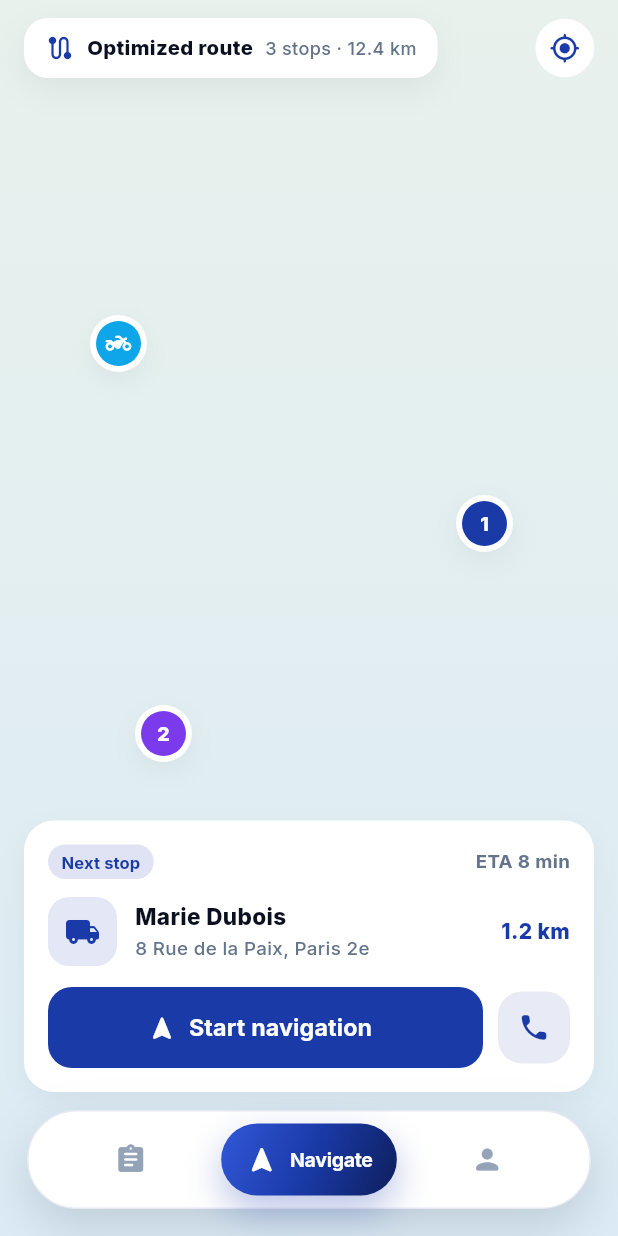
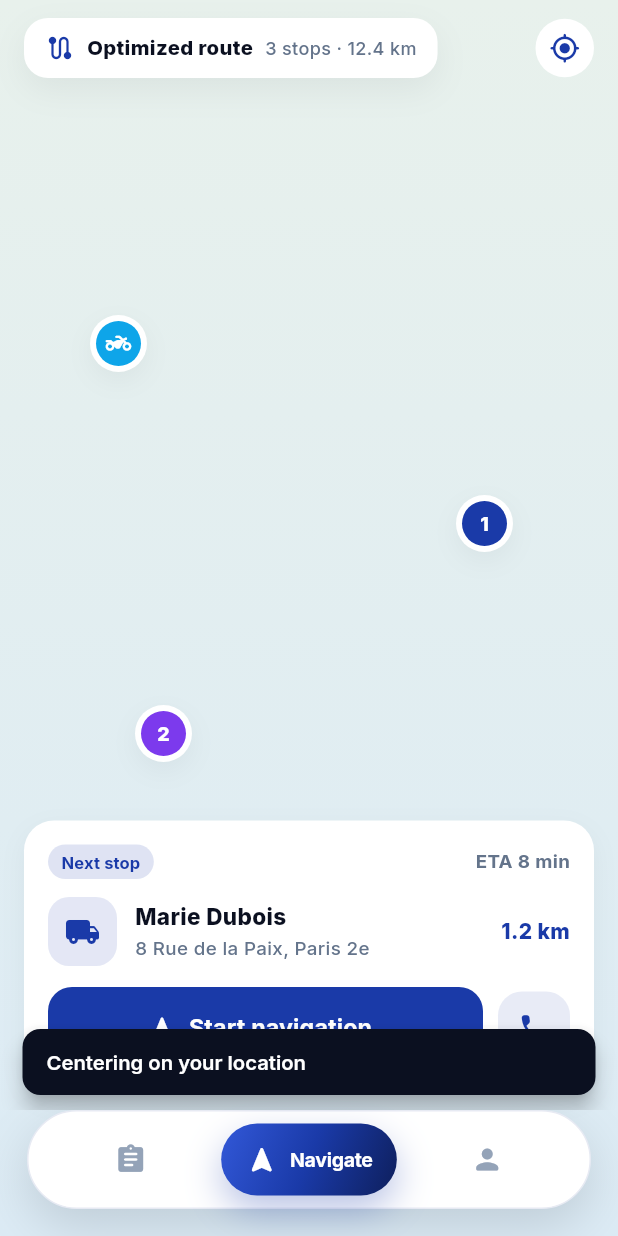
Before and after one commit to WaseemMirzaa/somba-apps, a Flutter app: the screen it shows after launch, after a tap on "Sign in", after a tap on the "navigation" icon, after a tap on the "my location" icon, on a phone screen of 412 x 824 dp. Run offline on Flutter 3.47's test engine with Material 3 defaults, Android fonts, the phone set to English and light mode, and no system bars.

Commit message:
Rider: wire remaining map screen actions (locate, navigate, call)
Co-Authored-By: Claude Opus 4.8 <noreply@anthropic.com>
Claude-Session: https://claude.ai/code/session_01WULNhyKuKz82d48qJ3JnqT

```diff
--- a/rider-app/lib/screens/map_screen.dart
+++ b/rider-app/lib/screens/map_screen.dart
@@ -46,7 +46,8 @@ class MapScreen extends StatelessWidget {
                 ]),
               ),
               const Spacer(),
-              CircleIconButton(icon: Icons.my_location_rounded, color: AppColors.primary, onTap: () {}),
+              CircleIconButton(icon: Icons.my_location_rounded, color: AppColors.primary,
+                  onTap: () => ScaffoldMessenger.of(context).showSnackBar(const SnackBar(content: Text('Centering on your location')))),
             ],
           ),
         ),
@@ -91,7 +92,7 @@ class MapScreen extends StatelessWidget {
                 Row(children: [
                   Expanded(
                     child: FilledButton.icon(
-                      onPressed: () {},
+                      onPressed: () => ScaffoldMessenger.of(context).showSnackBar(const SnackBar(content: Text('Opening turn-by-turn navigation…'))),
                       icon: const Icon(Icons.navigation_rounded, size: 20),
                       label: const Text('Start navigation'),
                     ),
@@ -99,7 +100,11 @@ class MapScreen extends StatelessWidget {
                   const SizedBox(width: 10),
                   Container(
                     decoration: BoxDecoration(color: AppColors.primary.withValues(alpha: 0.10), borderRadius: BorderRadius.circular(16)),
-                    child: IconButton(icon: const Icon(Icons.call_rounded, color: AppColors.primary), onPressed: () {}, iconSize: 22),
+                    child: IconButton(
+                      icon: const Icon(Icons.call_rounded, color: AppColors.primary),
+                      onPressed: () => ScaffoldMessenger.of(context).showSnackBar(const SnackBar(content: Text('Calling Marie Dubois…'))),
+                      iconSize: 22,
+                    ),
                   ),
                 ]),
               ],
```
